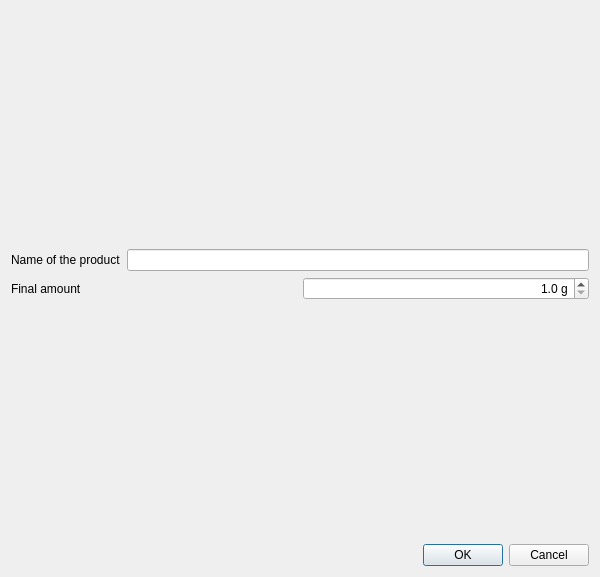
turulomio/caloriestracker, file caloriestracker/ui/frmProductsElaboratedAdd.ui: the form before one commit.
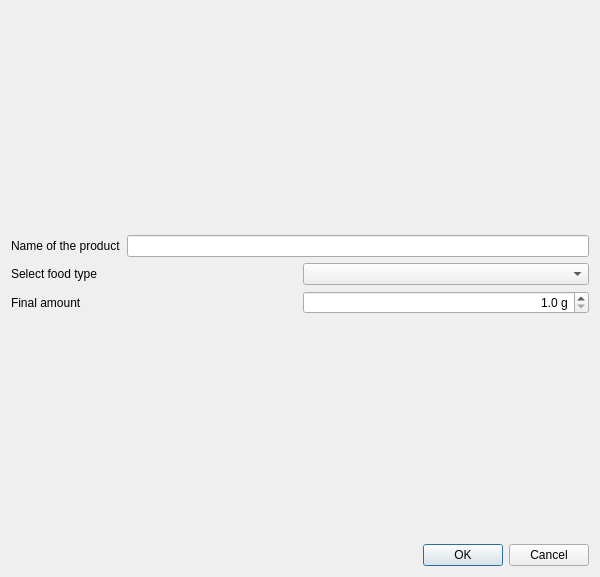
The form after the commit. Icons and pictures are not drawn. Custom widgets are drawn as their Qt base class.

Commit message: Trying foodtypes in elaboratedproduct

Diff of the .ui file:
```diff
--- a/caloriestracker/ui/frmProductsElaboratedAdd.ui
+++ b/caloriestracker/ui/frmProductsElaboratedAdd.ui
@@ -57,6 +57,24 @@
        </item>
       </layout>
      </item>
+     <item>
+      <layout class="QHBoxLayout" name="horizontalLayout_4">
+       <item>
+        <widget class="QLabel" name="label_3">
+         <property name="text">
+          <string>Select food type</string>
+         </property>
+        </widget>
+       </item>
+       <item>
+        <widget class="QComboBox" name="cmbFoodtypes">
+         <property name="sizeAdjustPolicy">
+          <enum>QComboBox::AdjustToContents</enum>
+         </property>
+        </widget>
+       </item>
+      </layout>
+     </item>
      <item>
       <layout class="QHBoxLayout" name="horizontalLayout_17">
        <item>
```
Left out of the diff: 2 changed lines with no effect on the pictures. The commit also changes 7 other files.
